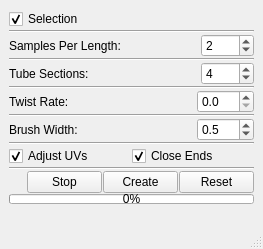
First picture: the form in ui/window.ui, repository iceanimations/generalizedCylinder, before the edit.
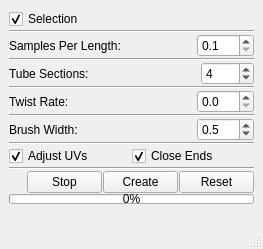
Second picture: the form after the edit.

Commit message: samplesPerLengthBox made double from int

Diff of the .ui file:
```diff
--- a/ui/window.ui
+++ b/ui/window.ui
@@ -61,18 +61,15 @@
        </spacer>
       </item>
       <item>
-       <widget class="QSpinBox" name="samplesPerLengthBox">
-        <property name="minimumSize">
-         <size>
-          <width>53</width>
-          <height>0</height>
-         </size>
-        </property>
-        <property name="minimum">
+       <widget class="QDoubleSpinBox" name="samplesPerLengthBox">
+        <property name="decimals">
          <number>1</number>
         </property>
-        <property name="value">
-         <number>2</number>
+        <property name="minimum">
+         <double>0.100000000000000</double>
+        </property>
+        <property name="singleStep">
+         <double>0.100000000000000</double>
         </property>
        </widget>
       </item>
```
The commit also changes 6 other files.
